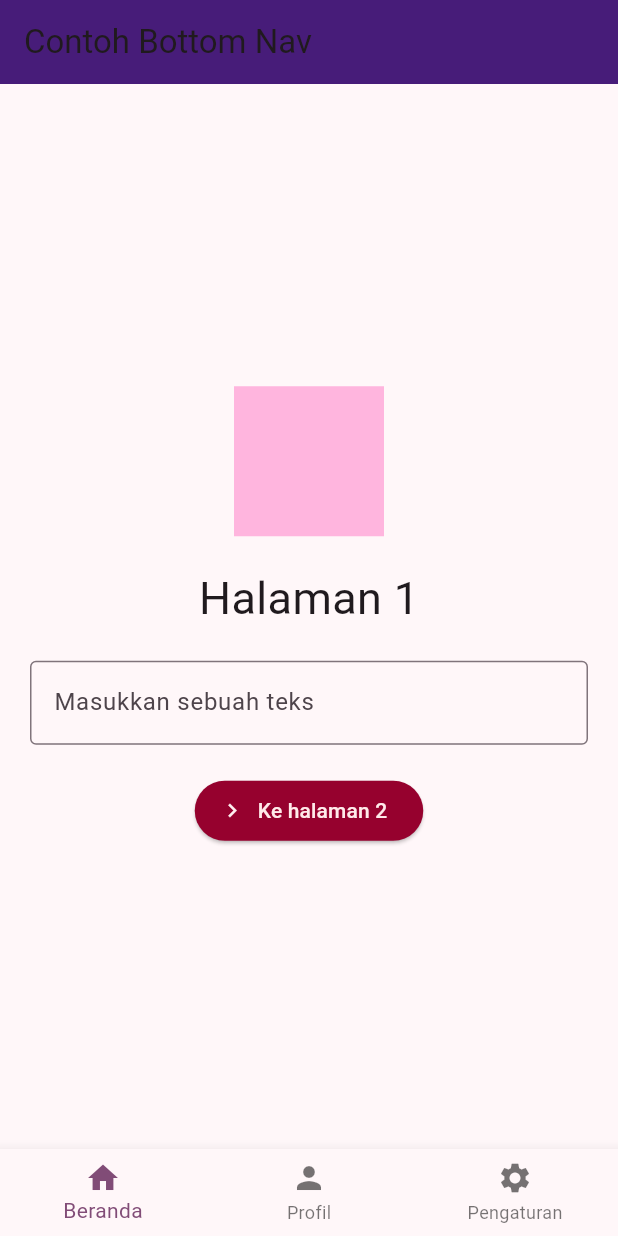
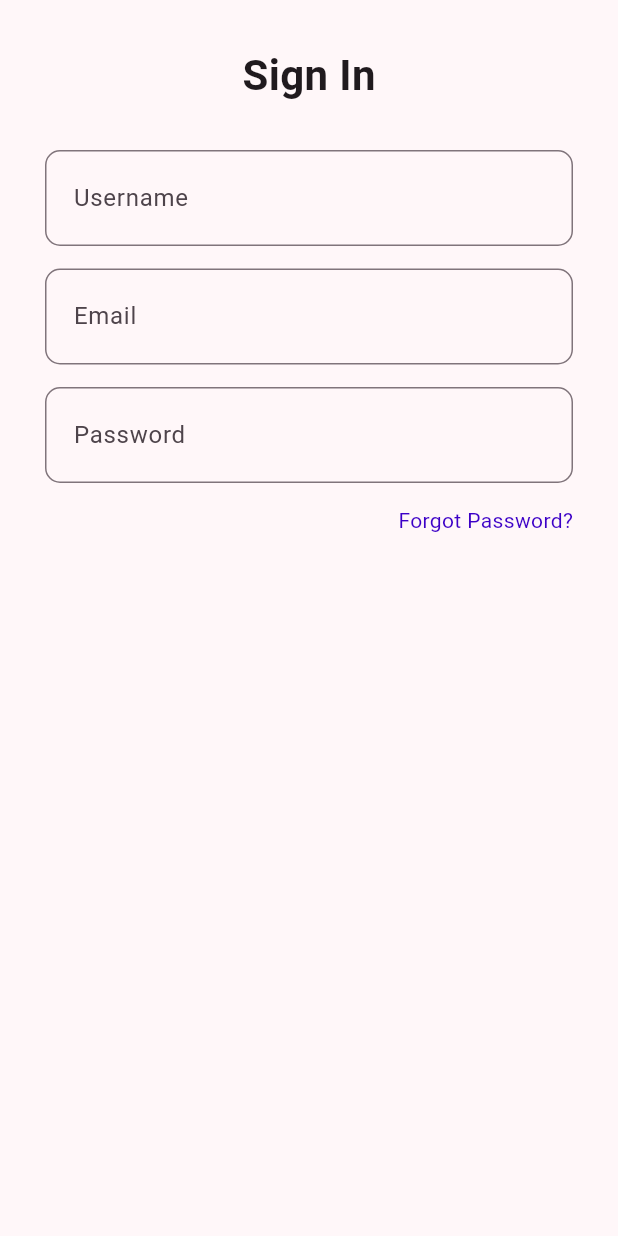
Before and after one commit to aureliazahra/navigation-tugas-project, a Flutter app: the screen it shows after launch, on a phone screen of 412 x 824 dp. Run offline on Flutter 3.47's test engine with Material 3 defaults, Android fonts, the phone set to English and light mode, and no system bars.

Commit message:
add login page

```diff
--- a/lib/main.dart
+++ b/lib/main.dart
@@ -1,4 +1,5 @@
 import 'package:flutter/material.dart';
+import 'package:navigation/pages/login_page.dart';
 import 'package:navigation/views/halaman_1.dart';
 import 'package:navigation/widgets/bottom_navigation.dart';
 
@@ -17,7 +18,7 @@ class MyApp extends StatelessWidget {
         colorScheme: ColorScheme.fromSeed(seedColor: const Color.fromARGB(255, 243, 133, 225)),
       ),
       debugShowCheckedModeBanner: false,
-      home: MainPage(),
+      home: LoginPage(),
     );
   }
 }
--- /dev/null
+++ b/lib/pages/login_page.dart
@@ -0,0 +1,70 @@
+import 'package:flutter/material.dart';
+
+class LoginPage extends StatelessWidget {
+  const LoginPage({super.key});
+
+  @override
+  Widget build(BuildContext context) {
+    return Scaffold(
+      body: Center(
+        child: Padding(
+          padding: EdgeInsets.all(30),
+          child: Column(
+            children: [
+              Text(
+                "Sign In",
+                style: TextStyle(
+                  fontSize: 28,
+                  fontWeight: FontWeight.bold,
+                ),
+              ),
+              SizedBox(height: 30,),
+              TextFormField(
+                decoration: InputDecoration(
+                  hintText: 'Username',
+                  border:  OutlineInputBorder(
+                    borderRadius: BorderRadius.circular(10),
+                  ),
+                  contentPadding: const EdgeInsets.symmetric(
+                    vertical: 20.0, horizontal: 15.0
+                  ),
+                ),
+              ),
+              SizedBox(height: 15),
+              TextFormField(
+                decoration: InputDecoration(
+                  hintText: 'Email',
+                  border:  OutlineInputBorder(
+                    borderRadius: BorderRadius.circular(10),
+                  ),
+                  contentPadding: const EdgeInsets.symmetric(
+                    vertical: 20.0, horizontal: 15.0
+                  ),
+                ),
+              ),
+              SizedBox(height: 15),
+              TextFormField(
+                decoration: InputDecoration(
+                  hintText: 'Password',
+                  border:  OutlineInputBorder(
+                    borderRadius: BorderRadius.circular(10),
+                  ),
+                  contentPadding: const EdgeInsets.symmetric(
+                    vertical: 20.0, horizontal: 15.0
+                  ),
+                ),
+              ),
+              const SizedBox(height: 15,),
+              const Align(
+                alignment: Alignment.centerRight,
+                child: Text(
+                  "Forgot Password?",
+                  style: TextStyle(color: Color.fromARGB(255, 60, 0, 199))),
+                ),
+            ],
+          ),
+        ),
+      ),
+    );
+  }
+}
```
